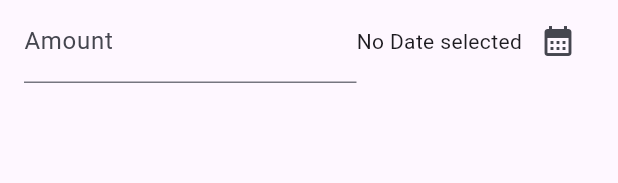
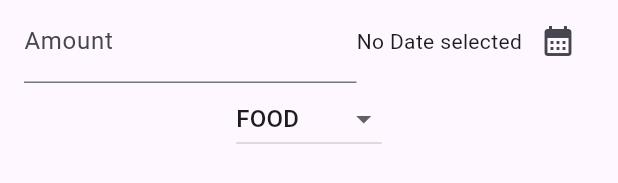
Before and after one commit to ishanahmad90/expense_tracker, a Flutter app: the AddNewExpense widget shown alone on an empty page, opened directly, on a phone screen of 412 x 824 dp. Shown: the part 187-370 px from the top of the screen. Run offline on Flutter 3.47's test engine with Material 3 defaults, Android fonts, the phone set to English and light mode, and no system bars.

Commit message:
Update code

```diff
--- a/lib/app.dart
+++ b/lib/app.dart
@@ -1,4 +1,4 @@
-import 'package:expense_tracker/screens/expens_screen.dart';
+import 'package:expense_tracker/screens/expense_screen.dart';
 import 'package:flutter/material.dart';
 
 final ColorScheme kColorScheme = ColorScheme.fromSeed(
--- /dev/null
+++ b/lib/models/expense_models.dart
@@ -0,0 +1,14 @@
+enum Category { food, travel, leisure, working }
+
+class Expense {
+  final String title;
+  final double amount;
+  final Category category;
+  final DateTime date;
+
+  Expense(
+      {required this.title,
+      required this.amount,
+      required this.category,
+      required this.date});
+}
--- a/lib/sheets/new_expense_sheet.dart
+++ b/lib/sheets/new_expense_sheet.dart
@@ -1,4 +1,6 @@
+import 'package:expense_tracker/models/expense_models.dart';
 import 'package:flutter/material.dart';
+import 'package:intl/intl.dart';
 
 class AddNewExpense extends StatefulWidget {
   const AddNewExpense({super.key});
@@ -12,6 +14,9 @@ class _AddNewExpense extends State<AddNewExpense> {
   final TextEditingController _amountEditingController =
       TextEditingController();
   DateTime? _pickedDate;
+
+  Category _selectedCat = Category.food;
+
   void _datePicker() async {
     final now = DateTime.now();
     final DateTime firstDate = DateTime(now.year - 1, now.month, now.day);
@@ -53,9 +58,11 @@ class _AddNewExpense extends State<AddNewExpense> {
                 mainAxisAlignment: MainAxisAlignment.end,
                 crossAxisAlignment: CrossAxisAlignment.center,
                 children: [
-                  Text(_pickedDate == null
-                      ? "No Date selected"
-                      : _pickedDate.toString()),
+                  Text(
+                    _pickedDate == null
+                        ? "No Date selected"
+                        : DateFormat.yMd().format(_pickedDate!),
+                  ),
                   IconButton(
                     onPressed: _datePicker,
                     icon: const Icon(Icons.calendar_month),
@@ -64,6 +71,26 @@ class _AddNewExpense extends State<AddNewExpense> {
               ),
             ],
           ),
+          DropdownButton(
+              value: _selectedCat,
+              items: Category.values
+                  .map(
+                    (category) => DropdownMenuItem(
+                      value: category,
+                      child: Text(
+                        category.name.toUpperCase(),
+                      ),
+                    ),
+                  )
+                  .toList(),
+              onChanged: (value) {
+                if (value == null) {
+                  return;
+                }
+                setState(() {
+                  _selectedCat = value;
+                });
+              }),
           Text(_titleEditingController.text),
         ],
       ),
--- a/pubspec.yaml
+++ b/pubspec.yaml
@@ -34,6 +34,7 @@ dependencies:
   # The following adds the Cupertino Icons font to your application.
   # Use with the CupertinoIcons class for iOS style icons.
   cupertino_icons: ^1.0.8
+  intl: ^0.20.2
 
 dev_dependencies:
   flutter_test:
```
Also changed, not shown: lib/screens/expense_screen.dart (renamed from lib/screens/expens_screen.dart), pubspec.lock.
